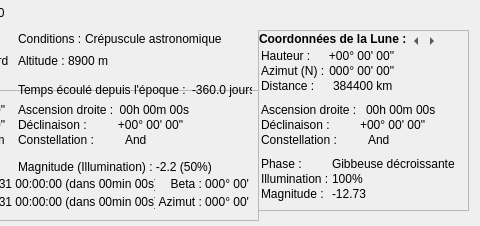
Qt form src/interface/onglets/general/general.ui (mconsidine/previsat_archive) before a commit; both pictures show x 312 to 792 and y 0 to 226 of the 792 by 226 pixel window.
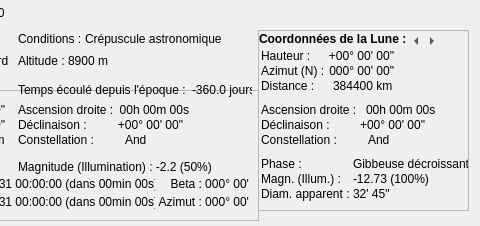
The same form after that commit. The open tabs and pages were chosen to show the change.

Diff of the .ui file:
```diff
--- a/src/interface/onglets/general/general.ui
+++ b/src/interface/onglets/general/general.ui
@@ -934,7 +934,7 @@
       <rect>
        <x>2</x>
        <y>126</y>
-       <width>202</width>
+       <width>258</width>
        <height>52</height>
       </rect>
      </property>
@@ -973,7 +973,7 @@
          <bool>true</bool>
         </property>
         <property name="text">
-         <string>Illumination :</string>
+         <string extracomment="Magnitude, illumination">Magn. (Illum.) :</string>
         </property>
        </widget>
       </item>
@@ -986,7 +986,7 @@
          <bool>true</bool>
         </property>
         <property name="text">
-         <string>Magnitude :</string>
+         <string extracomment="Angular diameter">Diam. apparent :</string>
         </property>
        </widget>
       </item>
@@ -1012,7 +1012,7 @@
          <bool>true</bool>
         </property>
         <property name="text">
-         <string notr="true">100%</string>
+         <string notr="true">-12.73 (100%)</string>
         </property>
        </widget>
       </item>
@@ -1025,7 +1025,7 @@
          <bool>true</bool>
         </property>
         <property name="text">
-         <string notr="true">-12.73</string>
+         <string notr="true">32' 45&quot;</string>
         </property>
        </widget>
       </item>
```
Left out of the diff: 8 changed lines with no effect on the pictures.
